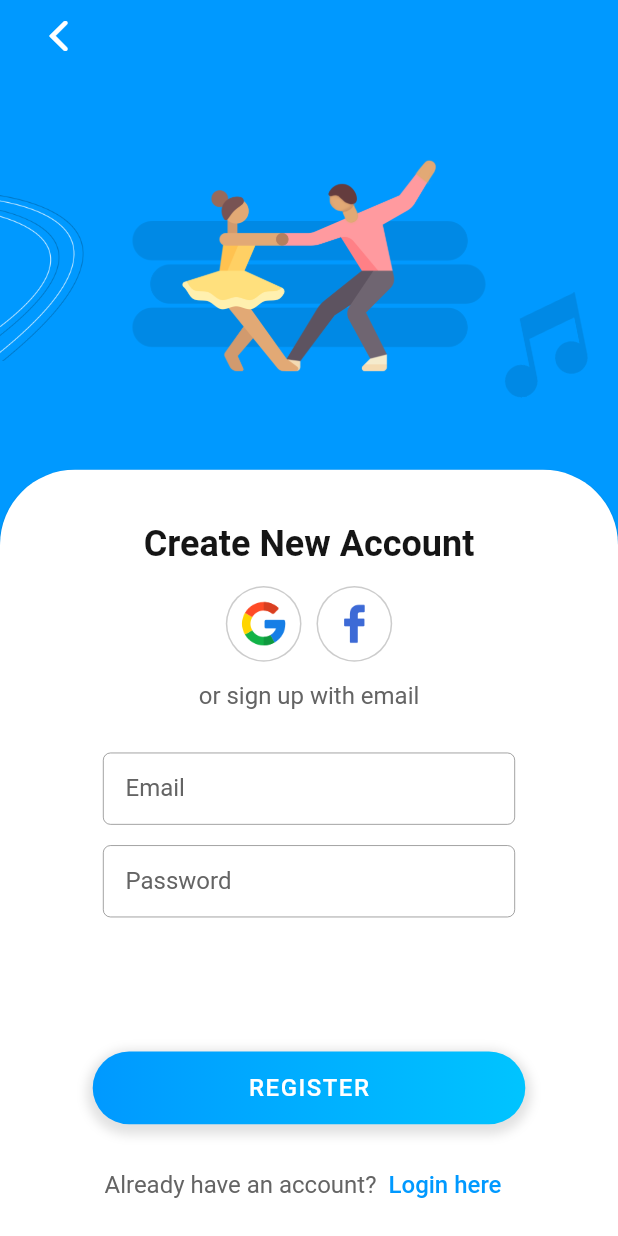
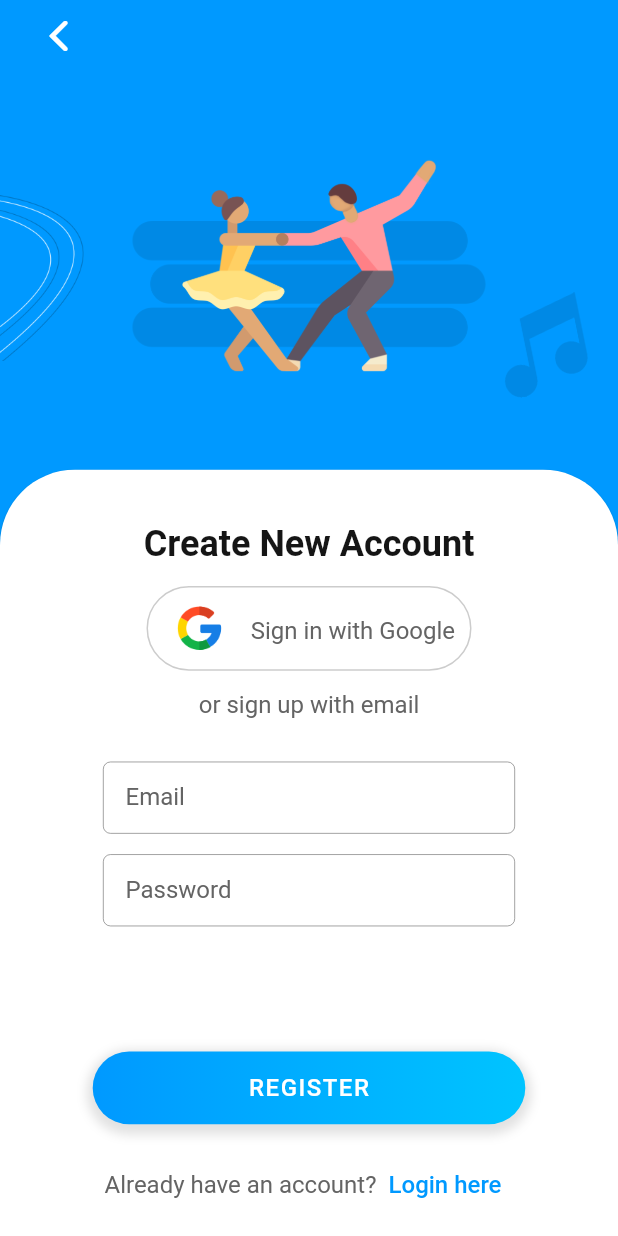
Before and after one commit to nhulston/dance-app, a Flutter app: the Signup screen opened directly, on a phone screen of 412 x 824 dp. Run offline on Flutter 3.47's test engine with Material 2 defaults, Android fonts, the phone set to English and light mode, and no system bars; our stand-ins replace firebase_auth, firebase_core, flutter_typeahead, google_sign_in; accounts and stored records are empty.

Commit message:
Fix some styling for login/signup pages

```diff
--- a/lib/components/app_buttons.dart
+++ b/lib/components/app_buttons.dart
@@ -96,37 +96,6 @@ class _SecondaryButtonState extends State<SecondaryButton> {
   }
 }
 
-class LoginWith extends StatefulWidget {
-  const LoginWith({Key? key, required this.callback, required this.imageName}) : super(key: key);
-  final VoidCallback callback;
-  final String imageName;
-
-  @override
-  _LoginWithState createState() => _LoginWithState();
-}
-
-class _LoginWithState extends State<LoginWith> {
-  @override
-  Widget build(BuildContext context) {
-    return GestureDetector(
-      onTap: widget.callback,
-      child: CircleAvatar(
-        backgroundColor: Colors.black.withOpacity(.2),
-        radius: Style.width / 17 + 1,
-        child: CircleAvatar(
-          backgroundColor: Style.white,
-          radius: Style.width / 17,
-          child: Image.asset(
-            'assets/login_logos/${widget.imageName}.png',
-            width: Style.width / 13,
-            height: Style.width / 13,
-          ),
-        ),
-      ),
-    );
-  }
-}
-
 class BlackButton extends StatefulWidget {
   const BlackButton({
     Key? key,
--- /dev/null
+++ b/lib/components/google_login_button.dart
@@ -0,0 +1,65 @@
+import 'dart:developer';
+
+import 'package:flutter/material.dart';
+import 'package:provider/provider.dart';
+import 'package:taneo/components/app_text.dart';
+import 'package:taneo/pages/home.dart';
+import 'package:taneo/util/authentication_service.dart';
+import 'package:taneo/util/style.dart';
+
+class GoogleLoginButton extends StatefulWidget {
+  const GoogleLoginButton({Key? key}) : super(key: key);
+
+  @override
+  _GoogleLoginButtonState createState() => _GoogleLoginButtonState();
+}
+
+class _GoogleLoginButtonState extends State<GoogleLoginButton> {
+  @override
+  Widget build(BuildContext context) {
+    return GestureDetector(
+      onTap: () async {
+        bool loggedIn = await context.read<AuthenticationService>()
+            .googleLogin();
+        if (loggedIn) {
+          log('Google log in successful');
+          Navigator.pushAndRemoveUntil(
+              context,
+              MaterialPageRoute(
+                  builder: (context) => const Home()
+              ),
+              ModalRoute.withName('/Home')
+          );
+        } else {
+          log('Google log in failed. Maybe user cancelled login?');
+        }
+      },
+      child: Container(
+        decoration: BoxDecoration(
+          border: Border.all(color: Colors.black.withOpacity(.2), width: 1),
+          borderRadius: BorderRadius.circular(100),
+        ),
+        child: Padding(
+          padding: const EdgeInsets.fromLTRB(10, 3, 10, 3),
+          child: Row(
+            mainAxisSize: MainAxisSize.min,
+            mainAxisAlignment: MainAxisAlignment.center,
+            children: [
+              CircleAvatar(
+                backgroundColor: Style.white,
+                radius: Style.width / 17,
+                child: Image.asset(
+                  'assets/google.png',
+                  width: Style.width / 13,
+                  height: Style.width / 13,
+                ),
+              ),
+              const SizedBox(width: 10),
+              AppText.body('Sign in with Google'),
+            ],
+          ),
+        ),
+      ),
+    );
+  }
+}
--- a/lib/components/socials_login.dart
+++ /dev/null
@@ -1,46 +0,0 @@
-import 'dart:developer';
-
-import 'package:flutter/material.dart';
-import 'package:provider/provider.dart';
-import 'package:taneo/pages/home.dart';
-import 'package:taneo/util/authentication_service.dart';
-import 'dart:io' show Platform;
-import 'app_buttons.dart';
-
-class SocialsLogin extends StatefulWidget {
-  const SocialsLogin({Key? key}) : super(key: key);
-
-  @override
-  _SocialsLoginState createState() => _SocialsLoginState();
-}
-
-class _SocialsLoginState extends State<SocialsLogin> {
-  @override
-  Widget build(BuildContext context) {
-    return Row(
-      mainAxisAlignment: MainAxisAlignment.center,
-      children: [
-        LoginWith(callback: () async {
-          bool loggedIn = await context.read<AuthenticationService>().googleLogin();
-          if (loggedIn) {
-            log('Google log in successful');
-            Navigator.pushAndRemoveUntil(
-                context,
-                MaterialPageRoute(
-                    builder: (context) => const Home()
-                ),
-                ModalRoute.withName('/Home')
-            );
-          } else {
-            log('Google log in failed. Maybe user cancelled login?');
-          }
-
-        }, imageName: 'google'),
-        const SizedBox(width: 10),
-        if (Platform.isIOS) LoginWith(callback: () {}, imageName: 'apple'),
-        if (Platform.isIOS) const SizedBox(width: 10),
-        LoginWith(callback: () {}, imageName: 'facebook'),
-      ],
-    );
-  }
-}
--- a/lib/pages/login.dart
+++ b/lib/pages/login.dart
@@ -9,7 +9,7 @@ import 'package:taneo/components/app_text.dart';
 import 'package:taneo/components/app_textfield.dart';
 import 'package:taneo/components/back_arrow.dart';
 import 'package:taneo/components/popup.dart';
-import 'package:taneo/components/socials_login.dart';
+import 'package:taneo/components/google_login_button.dart';
 import 'package:taneo/pages/home.dart';
 import 'package:taneo/pages/signup.dart';
 import 'package:taneo/util/authentication_service.dart';
@@ -124,7 +124,7 @@ class _LoginState extends State<Login> {
                     SizedBox(height: Style.height / 23),
                     AppText.header('Login to your account'),
                     SizedBox(height: Style.height / 60),
-                    const SocialsLogin(),
+                    const GoogleLoginButton(),
                     SizedBox(height: Style.height / 90),
                     AppText.body('or login with email'),
                     SizedBox(height: Style.height / 30),
--- a/lib/pages/signup.dart
+++ b/lib/pages/signup.dart
@@ -9,7 +9,7 @@ import 'package:taneo/components/app_text.dart';
 import 'package:taneo/components/app_textfield.dart';
 import 'package:taneo/components/back_arrow.dart';
 import 'package:taneo/components/email_popup.dart';
-import 'package:taneo/components/socials_login.dart';
+import 'package:taneo/components/google_login_button.dart';
 import 'package:taneo/util/authentication_service.dart';
 import 'package:taneo/util/style.dart';
 import 'package:taneo/util/validation.dart';
@@ -126,7 +126,7 @@ class SignupState extends State<Signup> {
                     SizedBox(height: Style.height / 23),
                     AppText.header('Create New Account'),
                     SizedBox(height: Style.height / 60),
-                    const SocialsLogin(),
+                    const GoogleLoginButton(),
                     SizedBox(height: Style.height / 90),
                     AppText.body('or sign up with email'),
                     SizedBox(height: Style.height / 30),
--- a/pubspec.yaml
+++ b/pubspec.yaml
@@ -27,7 +27,6 @@ flutter:
 
   assets:
     - assets/
-    - assets/login_logos/
     - assets/background_overlays/
     - assets/experience_icons/
     - assets/paywall_icons/
```
Also changed, not shown: assets/google.png (renamed from assets/login_logos/google.png), assets/login_logos/apple.png (deleted), assets/login_logos/facebook.png (deleted).
